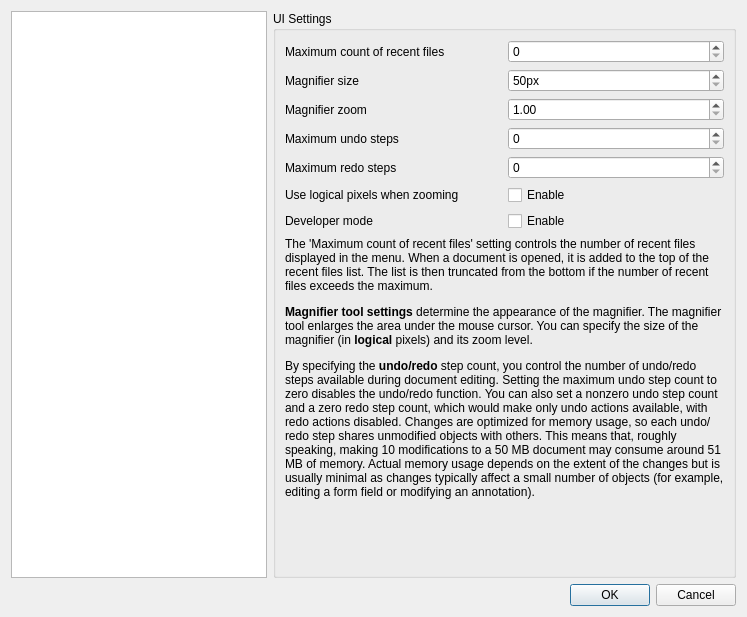
This is Pdf4QtViewer/pdfviewersettingsdialog.ui in studio-berry/loop as Qt 5 draws it before an edit. The edited form follows.
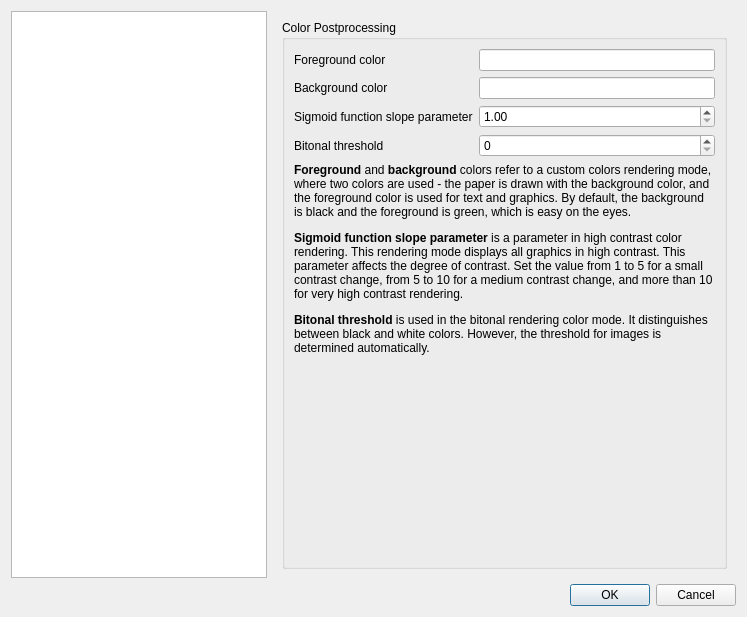
This is the edited form.

Diff of the .ui file:
```diff
--- a/Pdf4QtViewer/pdfviewersettingsdialog.ui
+++ b/Pdf4QtViewer/pdfviewersettingsdialog.ui
@@ -35,7 +35,7 @@
      <item>
       <widget class="QStackedWidget" name="stackedWidget">
        <property name="currentIndex">
-        <number>7</number>
+        <number>6</number>
        </property>
        <widget class="QWidget" name="enginePage">
         <layout class="QVBoxLayout" name="enginePageLayout">
@@ -792,6 +792,97 @@
          </item>
         </layout>
        </widget>
+       <widget class="QWidget" name="cmsPostprocessingPage">
+        <layout class="QVBoxLayout" name="verticalLayout_10">
+         <item>
+          <widget class="QGroupBox" name="groupBox_2">
+           <property name="title">
+            <string>Color Postprocessing</string>
+           </property>
+           <layout class="QVBoxLayout" name="verticalLayout_11">
+            <item>
+             <layout class="QGridLayout" name="gridLayout_2">
+              <item row="1" column="1">
+               <widget class="QLineEdit" name="backgroundColorEdit"/>
+              </item>
+              <item row="2" column="0">
+               <widget class="QLabel" name="sigmoidParamLabel">
+                <property name="text">
+                 <string>Sigmoid function slope parameter</string>
+                </property>
+               </widget>
+              </item>
+              <item row="0" column="0">
+               <widget class="QLabel" name="foregroundColorLabel">
+                <property name="text">
+                 <string>Foreground color</string>
+                </property>
+               </widget>
+              </item>
+              <item row="0" column="1">
+               <widget class="QLineEdit" name="foregroundColorEdit"/>
+              </item>
+              <item row="1" column="0">
+               <widget class="QLabel" name="backgroundColorLabel">
+                <property name="text">
+                 <string>Background color</string>
+                </property>
+               </widget>
+              </item>
+              <item row="2" column="1">
+               <widget class="QDoubleSpinBox" name="sigmoidFunctionSlopeEdit">
+                <property name="minimum">
+                 <double>1.000000000000000</double>
+                </property>
+                <property name="maximum">
+                 <double>100.000000000000000</double>
+                </property>
+               </widget>
+              </item>
+              <item row="3" column="0">
+               <widget class="QLabel" name="bitonalThresholdLabel">
+                <property name="text">
+                 <string>Bitonal threshold</string>
+                </property>
+               </widget>
+              </item>
+              <item row="3" column="1">
+               <widget class="QSpinBox" name="bitonalThresholdEdit">
+                <property name="maximum">
+                 <number>255</number>
+                </property>
+               </widget>
+              </item>
+             </layout>
+            </item>
+            <item>
+             <widget class="QLabel" name="colorPostProcessingInfoLabel">
+              <property name="text">
+               <string>&lt;html&gt;&lt;head/&gt;&lt;body&gt;&lt;p&gt;&lt;span style=&quot; font-weight:700;&quot;&gt;Foreground&lt;/span&gt; and &lt;span style=&quot; font-weight:700;&quot;&gt;background&lt;/span&gt; colors refer to a custom colors rendering mode, where two colors are used - the paper is drawn with the background color, and the foreground color is used for text and graphics. By default, the background is black and the foreground is green, which is easy on the eyes. &lt;/p&gt;&lt;p&gt;&lt;span style=&quot; font-weight:700;&quot;&gt;Sigmoid function slope parameter&lt;/span&gt; is a parameter in high contrast color rendering. This rendering mode displays all graphics in high contrast. This parameter affects the degree of contrast. Set the value from 1 to 5 for a small contrast change, from 5 to 10 for a medium contrast change, and more than 10 for very high contrast rendering. &lt;/p&gt;&lt;p&gt;&lt;span style=&quot; font-weight:700;&quot;&gt;Bitonal threshold&lt;/span&gt; is used in the bitonal rendering color mode. It distinguishes between black and white colors. However, the threshold for images is determined automatically. &lt;/p&gt;&lt;/body&gt;&lt;/html&gt;</string>
+              </property>
+              <property name="wordWrap">
+               <bool>true</bool>
+              </property>
+             </widget>
+            </item>
+            <item>
+             <spacer name="verticalSpacer_3">
+              <property name="orientation">
+               <enum>Qt::Vertical</enum>
+              </property>
+              <property name="sizeHint" stdset="0">
+               <size>
+                <width>20</width>
+                <height>40</height>
+               </size>
+              </property>
+             </spacer>
+            </item>
+           </layout>
+          </widget>
+         </item>
+        </layout>
+       </widget>
        <widget class="QWidget" name="securityPage">
         <layout class="QVBoxLayout" name="securityPageLayout">
          <property name="leftMargin">
```
